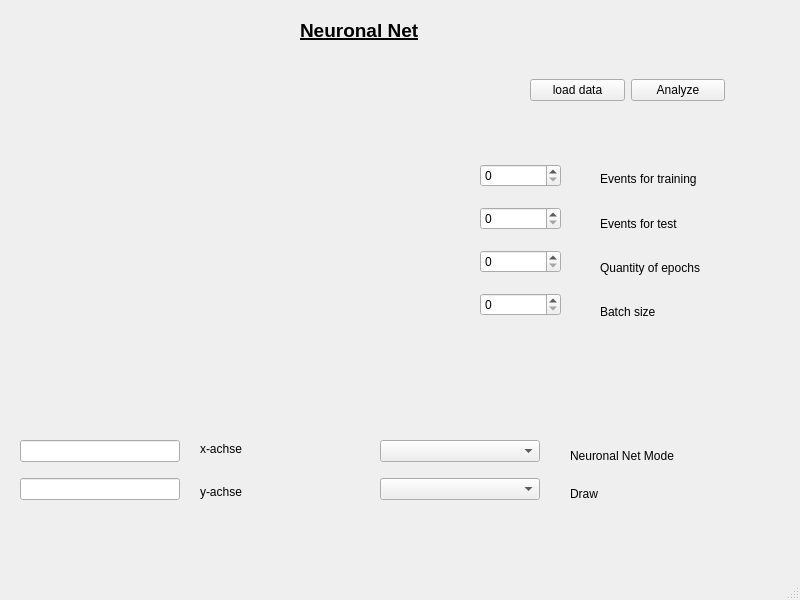
This is Milestone_2GUI/mainwindow.ui in JoeDictionary/neuron as Qt 5 draws it before an edit. The edited form follows.
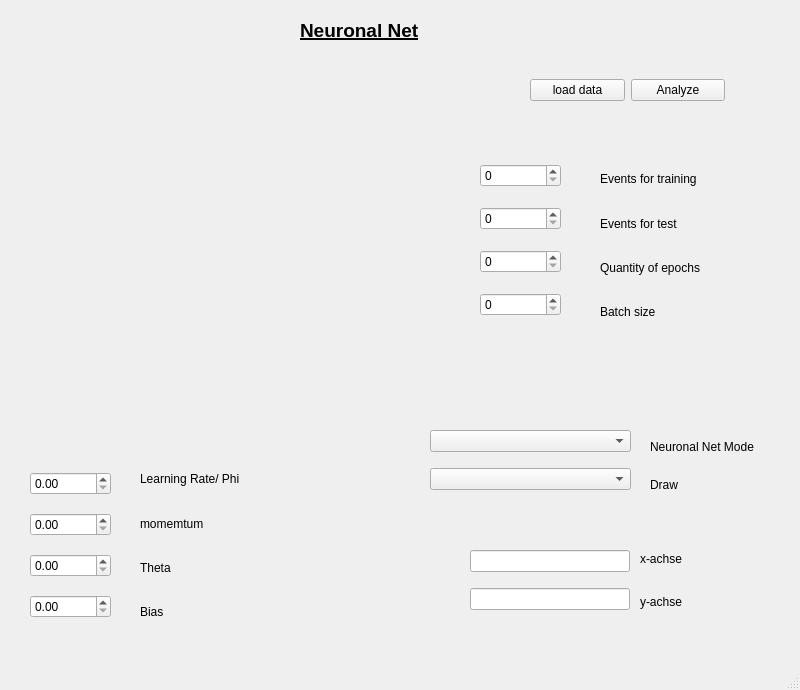
This is the edited form. Custom widgets are drawn as their Qt base class.

```diff
--- a/Milestone_2GUI/mainwindow.ui
+++ b/Milestone_2GUI/mainwindow.ui
@@ -7,7 +7,7 @@
     <x>0</x>
     <y>0</y>
     <width>800</width>
-    <height>600</height>
+    <height>690</height>
    </rect>
   </property>
   <property name="windowTitle">
@@ -92,9 +92,9 @@
    <widget class="QWidget" name="verticalLayoutWidget_2">
     <property name="geometry">
      <rect>
-      <x>380</x>
-      <y>430</y>
-      <width>160</width>
+      <x>430</x>
+      <y>420</y>
+      <width>201</width>
       <height>80</height>
      </rect>
     </property>
@@ -150,9 +150,9 @@
    <widget class="QWidget" name="verticalLayoutWidget_4">
     <property name="geometry">
      <rect>
-      <x>570</x>
-      <y>439</y>
-      <width>160</width>
+      <x>650</x>
+      <y>430</y>
+      <width>121</width>
       <height>71</height>
      </rect>
     </property>
@@ -176,9 +176,9 @@
    <widget class="QWidget" name="verticalLayoutWidget_5">
     <property name="geometry">
      <rect>
-      <x>200</x>
-      <y>430</y>
-      <width>160</width>
+      <x>640</x>
+      <y>540</y>
+      <width>81</width>
       <height>80</height>
      </rect>
     </property>
@@ -202,8 +202,8 @@
    <widget class="QWidget" name="verticalLayoutWidget_6">
     <property name="geometry">
      <rect>
-      <x>20</x>
-      <y>430</y>
+      <x>470</x>
+      <y>540</y>
       <width>160</width>
       <height>80</height>
      </rect>
@@ -227,6 +227,70 @@
      </rect>
     </property>
    </widget>
+   <widget class="QWidget" name="verticalLayoutWidget_7">
+    <property name="geometry">
+     <rect>
+      <x>30</x>
+      <y>460</y>
+      <width>81</width>
+      <height>171</height>
+     </rect>
+    </property>
+    <layout class="QVBoxLayout" name="verticalLayout_7">
+     <item>
+      <widget class="QDoubleSpinBox" name="doubleSpinBox"/>
+     </item>
+     <item>
+      <widget class="QDoubleSpinBox" name="doubleSpinBox_2"/>
+     </item>
+     <item>
+      <widget class="QDoubleSpinBox" name="doubleSpinBox_3"/>
+     </item>
+     <item>
+      <widget class="QDoubleSpinBox" name="doubleSpinBox_4"/>
+     </item>
+    </layout>
+   </widget>
+   <widget class="QWidget" name="verticalLayoutWidget_8">
+    <property name="geometry">
+     <rect>
+      <x>140</x>
+      <y>460</y>
+      <width>251</width>
+      <height>171</height>
+     </rect>
+    </property>
+    <layout class="QVBoxLayout" name="verticalLayout_8">
+     <item>
+      <widget class="QLabel" name="label_10">
+       <property name="text">
+        <string>Learning Rate/ Phi</string>
+       </property>
+      </widget>
+     </item>
+     <item>
+      <widget class="QLabel" name="label_11">
+       <property name="text">
+        <string>momemtum</string>
+       </property>
+      </widget>
+     </item>
+     <item>
+      <widget class="QLabel" name="label_12">
+       <property name="text">
+        <string>Theta</string>
+       </property>
+      </widget>
+     </item>
+     <item>
+      <widget class="QLabel" name="label_13">
+       <property name="text">
+        <string>Bias</string>
+       </property>
+      </widget>
+     </item>
+    </layout>
+   </widget>
   </widget>
   <widget class="QStatusBar" name="statusbar"/>
  </widget>
```
